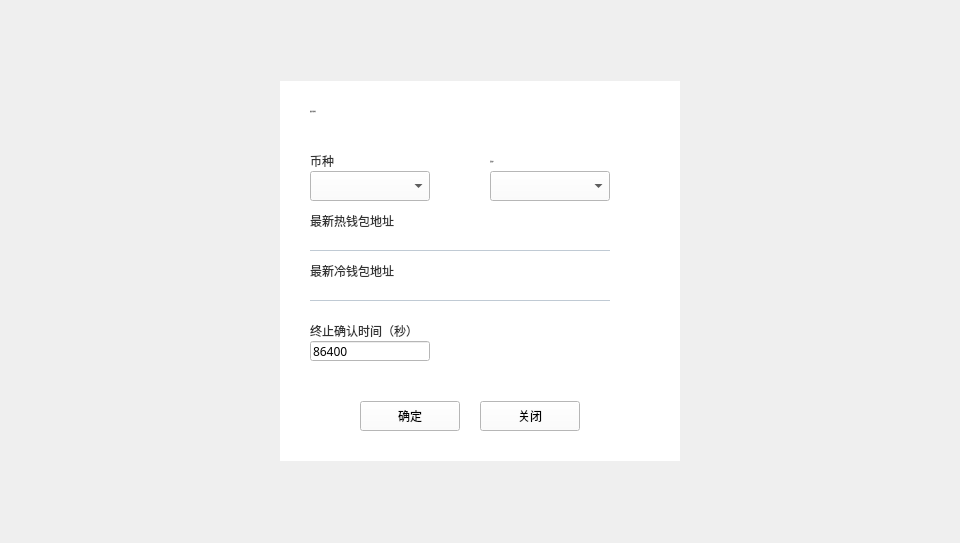
Before: the Qt Designer form LNKWallet/guard/ChangeCrosschainAddressDialog.ui in HcashOrg/hx-indicator, drawn with Qt 5.
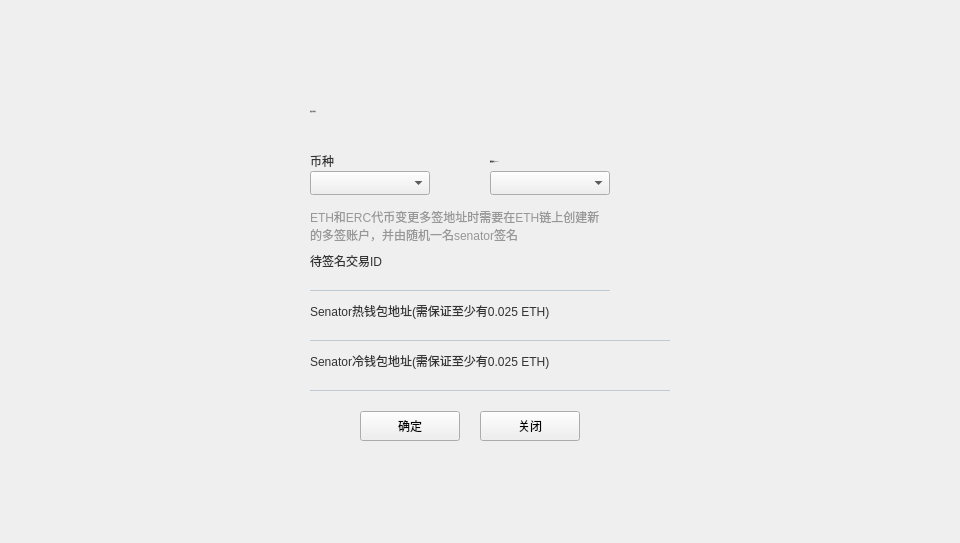
After: the same form once the commit is applied.

Commit message: eth&erc senator sign trx ; modify withdraw&allot fee

Diff of the .ui file:
```diff
--- a/LNKWallet/guard/ChangeCrosschainAddressDialog.ui
+++ b/LNKWallet/guard/ChangeCrosschainAddressDialog.ui
@@ -46,13 +46,13 @@
      </font>
     </property>
     <property name="styleSheet">
-     <string notr="true">background-color: rgb(255, 255, 255);</string>
+     <string notr="true"/>
     </property>
     <widget class="QToolButton" name="closeBtn">
      <property name="geometry">
       <rect>
        <x>200</x>
-       <y>320</y>
+       <y>330</y>
        <width>100</width>
        <height>30</height>
       </rect>
@@ -128,7 +128,7 @@
        <x>210</x>
        <y>90</y>
        <width>120</width>
-       <height>30</height>
+       <height>24</height>
       </rect>
      </property>
      <property name="font">
@@ -179,7 +179,7 @@
      <property name="geometry">
       <rect>
        <x>80</x>
-       <y>320</y>
+       <y>330</y>
        <width>100</width>
        <height>30</height>
       </rect>
@@ -207,7 +207,7 @@
        <x>30</x>
        <y>90</y>
        <width>120</width>
-       <height>30</height>
+       <height>24</height>
       </rect>
      </property>
      <property name="font">
@@ -224,11 +224,24 @@
       <string notr="true"/>
      </property>
     </widget>
+    <widget class="QStackedWidget" name="stackedWidget">
+     <property name="geometry">
+      <rect>
+       <x>0</x>
+       <y>120</y>
+       <width>400</width>
+       <height>200</height>
+      </rect>
+     </property>
+     <property name="currentIndex">
+      <number>1</number>
+     </property>
+     <widget class="QWidget" name="page">
     <widget class="QLabel" name="label_5">
      <property name="geometry">
       <rect>
        <x>30</x>
-       <y>130</y>
+         <y>10</y>
        <width>200</width>
        <height>20</height>
       </rect>
@@ -242,30 +255,29 @@
       <string>最新热钱包地址</string>
      </property>
     </widget>
+      <widget class="QLabel" name="label_7">
+       <property name="geometry">
+        <rect>
+         <x>30</x>
+         <y>120</y>
+         <width>120</width>
+         <height>20</height>
+        </rect>
+       </property>
+       <property name="styleSheet">
+        <string notr="true">QLabel{font:  12px &quot;微软雅黑&quot;;color: rgb(51, 51, 51);}
+
+</string>
+       </property>
+       <property name="text">
+        <string>终止确认时间（秒）</string>
+       </property>
+      </widget>
     <widget class="QLabel" name="hotAddressLabel">
      <property name="geometry">
       <rect>
        <x>30</x>
-       <y>150</y>
-       <width>300</width>
-       <height>20</height>
-      </rect>
-     </property>
-     <property name="styleSheet">
-      <string notr="true">QLabel{border-top:none;border-left:none;border-right:none;border-bottom:1px solid rgb(192,202,212);font: 12px &quot;微软雅黑 Light&quot;;color: rgb(137,129,161);padding:0px 0px 0px 5px;}</string>
-     </property>
-     <property name="text">
-      <string/>
-     </property>
-     <property name="textInteractionFlags">
-      <set>Qt::LinksAccessibleByMouse|Qt::TextSelectableByMouse</set>
-     </property>
-    </widget>
-    <widget class="QLabel" name="coldAddressLabel">
-     <property name="geometry">
-      <rect>
-       <x>30</x>
-       <y>200</y>
+         <y>30</y>
        <width>300</width>
        <height>20</height>
       </rect>
@@ -284,7 +296,7 @@
      <property name="geometry">
       <rect>
        <x>30</x>
-       <y>180</y>
+         <y>60</y>
        <width>200</width>
        <height>20</height>
       </rect>
@@ -302,7 +314,7 @@
      <property name="geometry">
       <rect>
        <x>30</x>
-       <y>260</y>
+         <y>140</y>
        <width>120</width>
        <height>20</height>
       </rect>
@@ -311,24 +323,231 @@
       <string>86400</string>
      </property>
     </widget>
-    <widget class="QLabel" name="label_7">
+      <widget class="QLabel" name="coldAddressLabel">
      <property name="geometry">
       <rect>
        <x>30</x>
-       <y>240</y>
-       <width>120</width>
+         <y>80</y>
+         <width>300</width>
        <height>20</height>
       </rect>
      </property>
      <property name="styleSheet">
+        <string notr="true">QLabel{border-top:none;border-left:none;border-right:none;border-bottom:1px solid rgb(192,202,212);font: 12px &quot;微软雅黑 Light&quot;;color: rgb(137,129,161);padding:0px 0px 0px 5px;}</string>
+       </property>
+       <property name="text">
+        <string/>
+       </property>
+       <property name="textInteractionFlags">
+        <set>Qt::LinksAccessibleByMouse|Qt::TextSelectableByMouse</set>
+       </property>
+      </widget>
+     </widget>
+     <widget class="QWidget" name="page_2">
+      <widget class="QLabel" name="label_4">
+       <property name="geometry">
+        <rect>
+         <x>30</x>
+         <y>0</y>
+         <width>300</width>
+         <height>50</height>
+        </rect>
+       </property>
+       <property name="styleSheet">
+        <string notr="true">QLabel{font:  11px &quot;微软雅黑&quot;;color: rgb(151, 151, 151);}
+
+</string>
+       </property>
+       <property name="text">
+        <string>ETH和ERC代币变更多签地址时需要在ETH链上创建新的多签账户，并由随机一名senator签名</string>
+       </property>
+       <property name="wordWrap">
+        <bool>true</bool>
+       </property>
+      </widget>
+      <widget class="QLabel" name="trxIdLabel">
+       <property name="geometry">
+        <rect>
+         <x>30</x>
+         <y>70</y>
+         <width>300</width>
+         <height>20</height>
+        </rect>
+       </property>
+       <property name="styleSheet">
+        <string notr="true">QLabel{border-top:none;border-left:none;border-right:none;border-bottom:1px solid rgb(192,202,212);font: 12px &quot;微软雅黑 Light&quot;;color: rgb(137,129,161);padding:0px 0px 0px 5px;}</string>
+       </property>
+       <property name="text">
+        <string/>
+       </property>
+       <property name="textInteractionFlags">
+        <set>Qt::LinksAccessibleByMouse|Qt::TextSelectableByMouse</set>
+       </property>
+      </widget>
+      <widget class="QLabel" name="label_8">
+       <property name="geometry">
+        <rect>
+         <x>30</x>
+         <y>50</y>
+         <width>200</width>
+         <height>20</height>
+        </rect>
+       </property>
+       <property name="styleSheet">
       <string notr="true">QLabel{font:  12px &quot;微软雅黑&quot;;color: rgb(51, 51, 51);}
 
 </string>
      </property>
      <property name="text">
-      <string>终止确认时间（秒）</string>
-     </property>
-    </widget>
+        <string>待签名交易ID</string>
+       </property>
+      </widget>
+      <widget class="QLabel" name="senatorHotAddressLabel">
+       <property name="geometry">
+        <rect>
+         <x>30</x>
+         <y>120</y>
+         <width>360</width>
+         <height>20</height>
+        </rect>
+       </property>
+       <property name="styleSheet">
+        <string notr="true">QLabel{border-top:none;border-left:none;border-right:none;border-bottom:1px solid rgb(192,202,212);font: 11px &quot;微软雅黑 Light&quot;;color: rgb(137,129,161);padding:0px 0px 0px 5px;}</string>
+       </property>
+       <property name="text">
+        <string/>
+       </property>
+       <property name="textInteractionFlags">
+        <set>Qt::LinksAccessibleByMouse|Qt::TextSelectableByMouse</set>
+       </property>
+      </widget>
+      <widget class="QLabel" name="label_9">
+       <property name="geometry">
+        <rect>
+         <x>30</x>
+         <y>100</y>
+         <width>300</width>
+         <height>20</height>
+        </rect>
+       </property>
+       <property name="styleSheet">
+        <string notr="true">QLabel{font:  12px &quot;微软雅黑&quot;;color: rgb(51, 51, 51);}
+
+</string>
+       </property>
+       <property name="text">
+        <string>Senator热钱包地址(需保证至少有0.025 ETH)</string>
+       </property>
+      </widget>
+      <widget class="QLabel" name="label_10">
+       <property name="geometry">
+        <rect>
+         <x>30</x>
+         <y>150</y>
+         <width>300</width>
+         <height>20</height>
+        </rect>
+       </property>
+       <property name="styleSheet">
+        <string notr="true">QLabel{font:  12px &quot;微软雅黑&quot;;color: rgb(51, 51, 51);}
+
+</string>
+       </property>
+       <property name="text">
+        <string>Senator冷钱包地址(需保证至少有0.025 ETH)</string>
+       </property>
+      </widget>
+      <widget class="QLabel" name="senatorColdAddressLabel">
+       <property name="geometry">
+        <rect>
+         <x>30</x>
+         <y>170</y>
+         <width>360</width>
+         <height>20</height>
+        </rect>
+       </property>
+       <property name="styleSheet">
+        <string notr="true">QLabel{border-top:none;border-left:none;border-right:none;border-bottom:1px solid rgb(192,202,212);font: 11px &quot;微软雅黑 Light&quot;;color: rgb(137,129,161);padding:0px 0px 0px 5px;}</string>
+       </property>
+       <property name="text">
+        <string/>
+       </property>
+       <property name="textInteractionFlags">
+        <set>Qt::LinksAccessibleByMouse|Qt::TextSelectableByMouse</set>
+       </property>
+      </widget>
+     </widget>
+    </widget>
+    <widget class="QLabel" name="signerLabel">
+     <property name="geometry">
+      <rect>
+       <x>210</x>
+       <y>90</y>
+       <width>180</width>
+       <height>20</height>
+      </rect>
+     </property>
+     <property name="font">
+      <font>
+       <family>微软雅黑</family>
+       <pointsize>-1</pointsize>
+       <weight>50</weight>
+       <italic>false</italic>
+       <bold>false</bold>
+      </font>
+     </property>
+     <property name="styleSheet">
+      <string notr="true">QLabel{font:  12px &quot;微软雅黑&quot;;color: rgb(137,129,161);}
+
+</string>
+     </property>
+     <property name="text">
+      <string/>
+     </property>
+     <property name="alignment">
+      <set>Qt::AlignLeading|Qt::AlignLeft|Qt::AlignVCenter</set>
+     </property>
+    </widget>
+    <widget class="QLabel" name="signerLabel2">
+     <property name="geometry">
+      <rect>
+       <x>210</x>
+       <y>70</y>
+       <width>180</width>
+       <height>20</height>
+      </rect>
+     </property>
+     <property name="font">
+      <font>
+       <family>微软雅黑</family>
+       <pointsize>-1</pointsize>
+       <weight>50</weight>
+       <italic>false</italic>
+       <bold>false</bold>
+      </font>
+     </property>
+     <property name="styleSheet">
+      <string notr="true">QLabel{font:  12px &quot;微软雅黑&quot;;color: rgb(51, 51, 51);}
+
+</string>
+     </property>
+     <property name="text">
+      <string>随机的签名senator</string>
+     </property>
+     <property name="alignment">
+      <set>Qt::AlignLeading|Qt::AlignLeft|Qt::AlignVCenter</set>
+     </property>
+    </widget>
+    <zorder>stackedWidget</zorder>
+    <zorder>closeBtn</zorder>
+    <zorder>label</zorder>
+    <zorder>label_2</zorder>
+    <zorder>accountComboBox</zorder>
+    <zorder>accountLabel</zorder>
+    <zorder>okBtn</zorder>
+    <zorder>assetComboBox</zorder>
+    <zorder>signerLabel</zorder>
+    <zorder>signerLabel2</zorder>
    </widget>
   </widget>
  </widget>
```
Left out of the diff: 2 changed lines with no effect on the pictures. Lines whose indentation alone changed are shown as unchanged. The commit also changes 28 other files.
